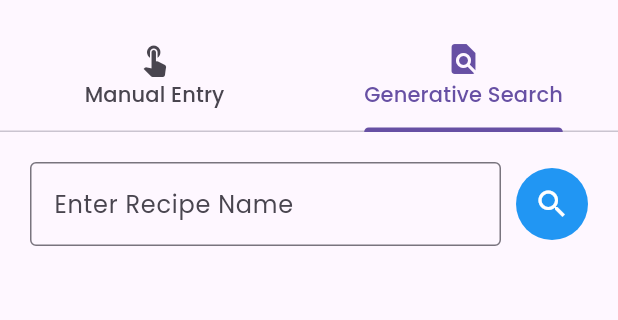
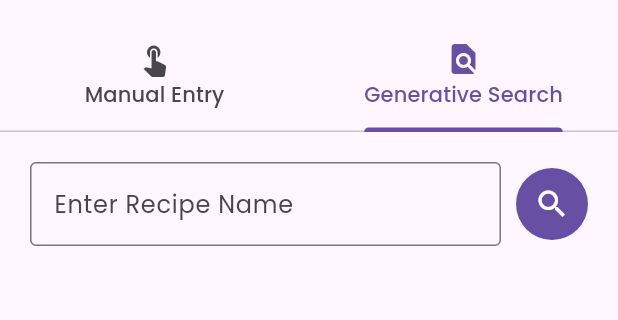
Before and after one commit to dreeew05/sheff_andrew, a Flutter app: the AddRecipePage screen opened directly, tab 2 chosen, on a phone screen of 412 x 824 dp, the part 63-383 px from its top. Run offline on Flutter 3.47's test engine with Material 3 defaults, Android fonts, the phone set to English and light mode, and no system bars; our stand-ins replace carousel_slider, cloud_firestore, firebase_auth, firebase_core, firebase_storage, google_fonts and 1 more; accounts and stored records are empty; statements that could not run were skipped.

Commit message:
Fix theming dialog size

```diff
--- a/lib/dialogs/components/clickable_option.dart
+++ b/lib/dialogs/components/clickable_option.dart
@@ -66,7 +66,6 @@ class ClickableOption extends StatelessWidget {
           Navigator.pop(context);
         },
         style: ElevatedButton.styleFrom(
-          backgroundColor: appPainter.getDialogOptionColor(),
           textStyle: GoogleFonts.poppins(fontSize: 16),
           shape: getOrientation(),
         ),
--- a/lib/screens/add_recipe/components/generative_search.dart
+++ b/lib/screens/add_recipe/components/generative_search.dart
@@ -134,7 +134,6 @@ class GenerativeSearchState extends State<GenerativeSearch> {
                               border: const OutlineInputBorder(),
                               errorBorder: const OutlineInputBorder(
                                   borderSide: BorderSide(
-                                color: Color.fromARGB(255, 214, 44, 32),
                                 width: 1.0,
                               )),
                               labelStyle: GoogleFonts.poppins(),
@@ -143,8 +142,8 @@ class GenerativeSearchState extends State<GenerativeSearch> {
                       ),
                       Container(
                         margin: const EdgeInsets.only(left: 10),
-                        decoration: const BoxDecoration(
-                          color: Colors.blue,
+                        decoration: BoxDecoration(
+                          color: Theme.of(context).colorScheme.primary,
                           shape: BoxShape.circle,
                         ),
                         child: IconButton(
--- a/lib/screens/profile/theming.dart
+++ b/lib/screens/profile/theming.dart
@@ -58,6 +58,7 @@ class ThemeChooserDialog extends StatelessWidget {
           title: const Text('Choose Theme'),
           content: Container(
             width: double.maxFinite,
+            height: 200,
             child: GridView.builder(
               gridDelegate: const SliverGridDelegateWithFixedCrossAxisCount(
                 crossAxisCount: 4,
```
